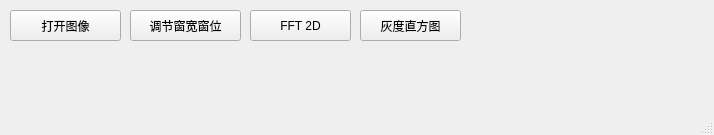
z0gSh1u/ImageZhuo, file ui/MainWindow.ui: the form before one commit.
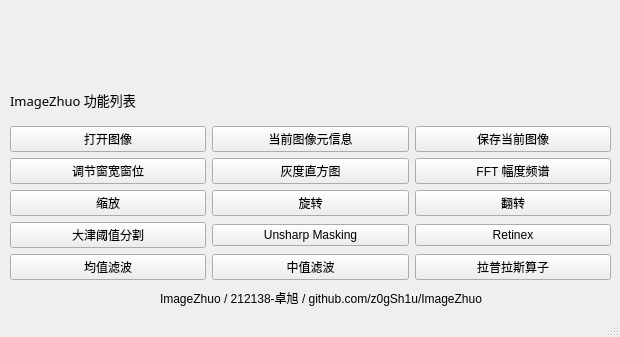
The form after the commit. Icons and pictures are not drawn.

```diff
--- a/ui/MainWindow.ui
+++ b/ui/MainWindow.ui
@@ -6,65 +6,172 @@
    <rect>
     <x>0</x>
     <y>0</y>
-    <width>714</width>
-    <height>135</height>
+    <width>620</width>
+    <height>337</height>
    </rect>
   </property>
   <property name="windowTitle">
    <string>ImageZhuo / 212138-卓旭 @ github.com/z0gSh1u/ImageZhuo</string>
   </property>
   <widget class="QWidget" name="centralwidget">
-   <widget class="QPushButton" name="btn_open">
+   <widget class="QWidget" name="gridLayoutWidget">
     <property name="geometry">
      <rect>
       <x>10</x>
-      <y>10</y>
-      <width>111</width>
-      <height>31</height>
+      <y>80</y>
+      <width>601</width>
+      <height>200</height>
      </rect>
     </property>
-    <property name="text">
-     <string>打开图像</string>
-    </property>
+    <layout class="QGridLayout" name="gridLayout">
+     <item row="1" column="2">
+      <widget class="QPushButton" name="btn_scale_10">
+       <property name="text">
+        <string>保存当前图像</string>
+       </property>
+      </widget>
+     </item>
+     <item row="4" column="2">
+      <widget class="QPushButton" name="btn_scale_6">
+       <property name="text">
+        <string>Retinex</string>
+       </property>
+      </widget>
+     </item>
+     <item row="4" column="0">
+      <widget class="QPushButton" name="btn_scale_4">
+       <property name="text">
+        <string>大津阈值分割</string>
+       </property>
+      </widget>
+     </item>
+     <item row="3" column="0">
+      <widget class="QPushButton" name="btn_scale">
+       <property name="text">
+        <string>缩放</string>
+       </property>
+      </widget>
+     </item>
+     <item row="2" column="2">
+      <widget class="QPushButton" name="btn_fft">
+       <property name="text">
+        <string>FFT 幅度频谱</string>
+       </property>
+      </widget>
+     </item>
+     <item row="1" column="1">
+      <widget class="QPushButton" name="btn_metadata">
+       <property name="text">
+        <string>当前图像元信息</string>
+       </property>
+      </widget>
+     </item>
+     <item row="1" column="0">
+      <widget class="QPushButton" name="btn_open">
+       <property name="text">
+        <string>打开图像</string>
+       </property>
+      </widget>
+     </item>
+     <item row="5" column="2">
+      <widget class="QPushButton" name="btn_scale_9">
+       <property name="text">
+        <string>拉普拉斯算子</string>
+       </property>
+      </widget>
+     </item>
+     <item row="2" column="0">
+      <widget class="QPushButton" name="btn_wwwl">
+       <property name="text">
+        <string>调节窗宽窗位</string>
+       </property>
+      </widget>
+     </item>
+     <item row="5" column="0">
+      <widget class="QPushButton" name="btn_scale_7">
+       <property name="text">
+        <string>均值滤波</string>
+       </property>
+      </widget>
+     </item>
+     <item row="5" column="1">
+      <widget class="QPushButton" name="btn_scale_8">
+       <property name="text">
+        <string>中值滤波</string>
+       </property>
+      </widget>
+     </item>
+     <item row="4" column="1">
+      <widget class="QPushButton" name="btn_scale_5">
+       <property name="text">
+        <string>Unsharp Masking</string>
+       </property>
+      </widget>
+     </item>
+     <item row="3" column="2">
+      <widget class="QPushButton" name="btn_scale_2">
+       <property name="text">
+        <string>翻转</string>
+       </property>
+      </widget>
+     </item>
+     <item row="2" column="1">
+      <widget class="QPushButton" name="btn_hist">
+       <property name="text">
+        <string>灰度直方图</string>
+       </property>
+      </widget>
+     </item>
+     <item row="3" column="1">
+      <widget class="QPushButton" name="btn_rotate">
+       <property name="text">
+        <string>旋转</string>
+       </property>
+      </widget>
+     </item>
+     <item row="0" column="0">
+      <widget class="QLabel" name="label">
+       <property name="font">
+        <font>
+         <family>微软雅黑</family>
+         <pointsize>10</pointsize>
+        </font>
+       </property>
+       <property name="text">
+        <string>ImageZhuo 功能列表</string>
+       </property>
+      </widget>
+     </item>
+    </layout>
    </widget>
-   <widget class="QPushButton" name="btn_wwwl">
+   <widget class="QLabel" name="label_2">
     <property name="geometry">
      <rect>
-      <x>130</x>
-      <y>10</y>
-      <width>111</width>
-      <height>31</height>
+      <x>160</x>
+      <y>290</y>
+      <width>451</width>
+      <height>16</height>
      </rect>
     </property>
     <property name="text">
-     <string>调节窗宽窗位</string>
+     <string>ImageZhuo / 212138-卓旭 / github.com/z0gSh1u/ImageZhuo</string>
     </property>
    </widget>
-   <widget class="QPushButton" name="pushButton">
+   <widget class="QLabel" name="lbl_banner">
     <property name="geometry">
      <rect>
-      <x>250</x>
+      <x>180</x>
       <y>10</y>
-      <width>101</width>
-      <height>31</height>
+      <width>261</width>
+      <height>61</height>
      </rect>
     </property>
     <property name="text">
-     <string>FFT 2D</string>
+     <string/>
     </property>
-   </widget>
-   <widget class="QPushButton" name="pushButton_2">
-    <property name="geometry">
-     <rect>
-      <x>360</x>
-      <y>10</y>
-      <width>101</width>
-      <height>31</height>
-     </rect>
+    <property name="pixmap">
+     <pixmap resource="MainWindow.qrc">:/banner/asset/banner.png</pixmap>
     </property>
-    <property name="text">
-     <string>灰度直方图</string>
-    </property>
    </widget>
   </widget>
   <widget class="QMenuBar" name="menubar">
```
Left out of the diff: 18 changed lines with no effect on the pictures.
